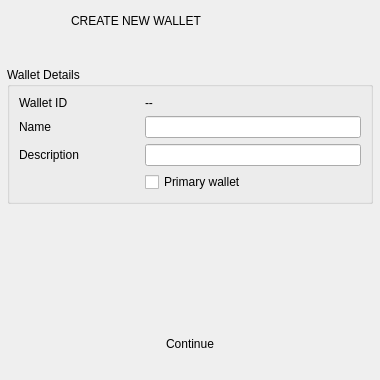
Qt form BlockSettleUILib/CreateWalletDialog.ui (BlockSettle/terminal) before a commit.
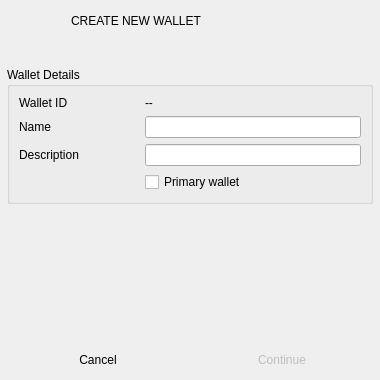
The same form after that commit. Icons and pictures are not drawn. Custom widgets are drawn as their Qt base class.

Commit message:
Rethinking on wallet creation process - password and Freja ID.
Task-number: BST-1363

What changed in the file:
```diff
--- a/BlockSettleUILib/CreateWalletDialog.ui
+++ b/BlockSettleUILib/CreateWalletDialog.ui
@@ -214,6 +214,12 @@
      <property name="orientation">
       <enum>Qt::Vertical</enum>
      </property>
+     <property name="sizeHint" stdset="0">
+      <size>
+       <width>0</width>
+       <height>0</height>
+      </size>
+     </property>
     </spacer>
    </item>
    <item>
@@ -222,23 +228,21 @@
       <bool>true</bool>
      </property>
      <layout class="QHBoxLayout" name="horizontalLayout">
-      <property name="spacing">
-       <number>10</number>
-      </property>
-      <property name="leftMargin">
-       <number>10</number>
-      </property>
-      <property name="topMargin">
-       <number>10</number>
-      </property>
-      <property name="rightMargin">
-       <number>10</number>
-      </property>
-      <property name="bottomMargin">
-       <number>10</number>
-      </property>
+      <item>
+       <widget class="QPushButton" name="pushButtonCancel">
+        <property name="text">
+         <string>Cancel</string>
+        </property>
+        <property name="flat">
+         <bool>true</bool>
+        </property>
+       </widget>
+      </item>
       <item>
        <widget class="QPushButton" name="pushButtonContinue">
+        <property name="enabled">
+         <bool>false</bool>
+        </property>
         <property name="minimumSize">
          <size>
           <width>100</width>
```
Left out of the diff: 6 changed lines with no effect on the pictures. The commit also changes 3 other files.
